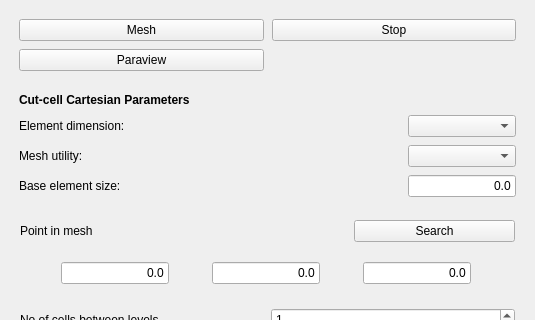
jaheyns/CfdOF, file TaskPanelCfdMeshCart.ui: the form before one commit; both pictures show x 0 to 535 and y 0 to 320 of the 535 by 724 pixel window.
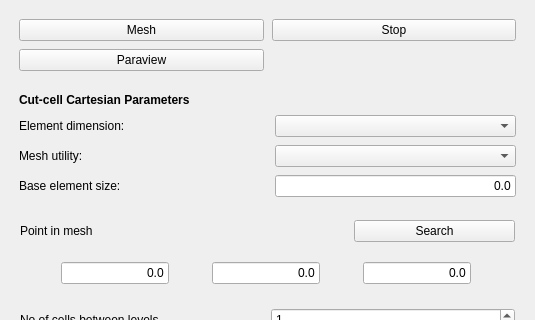
The form after the commit. Custom widgets are drawn as their Qt base class.

Commit message: CFD: Update inputFields to new format in meshing task panels

What changed in the file:
```diff
--- a/TaskPanelCfdMeshCart.ui
+++ b/TaskPanelCfdMeshCart.ui
@@ -77,17 +77,11 @@
      <item row="3" column="1">
       <widget class="Gui::InputField" name="if_max">
        <property name="sizePolicy">
-        <sizepolicy hsizetype="Fixed" vsizetype="Preferred">
+        <sizepolicy hsizetype="Preferred" vsizetype="Fixed">
          <horstretch>0</horstretch>
          <verstretch>0</verstretch>
         </sizepolicy>
        </property>
-       <property name="minimumSize">
-        <size>
-         <width>80</width>
-         <height>20</height>
-        </size>
-       </property>
        <property name="toolTip">
         <string extracomment="Select 0 to use default value"/>
        </property>
@@ -106,11 +100,8 @@
        <property name="unit" stdset="0">
         <string notr="true">mm</string>
        </property>
-       <property name="decimals" stdset="0">
-        <number>2</number>
-       </property>
-       <property name="value" stdset="0">
-        <double>0.000000000000000</double>
+       <property name="format" stdset="0">
+        <string>g</string>
        </property>
       </widget>
      </item>
```
Left out of the diff: 39 changed lines with no effect on the pictures. The commit also changes 7 other files.
